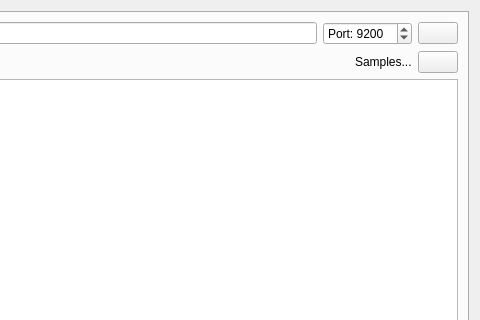
Qt form Linux/RC_Car_Tool/basestation.ui (vedderb/rise_sdvp) before a commit; both pictures show x 258 to 738 and y 0 to 320 of the 738 by 531 pixel window.
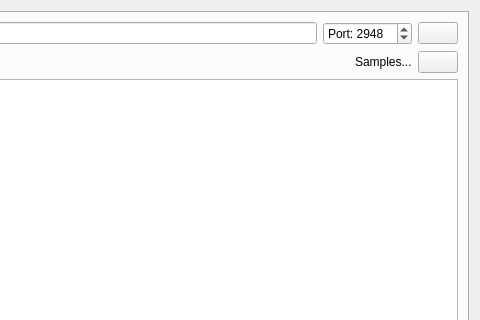
The same form after that commit. Icons and pictures are not drawn.

The edit to the form file:
```diff
--- a/Linux/RC_Car_Tool/basestation.ui
+++ b/Linux/RC_Car_Tool/basestation.ui
@@ -62,7 +62,7 @@
             <number>65535</number>
            </property>
            <property name="value">
-            <number>9200</number>
+            <number>2948</number>
            </property>
           </widget>
          </item>
```
